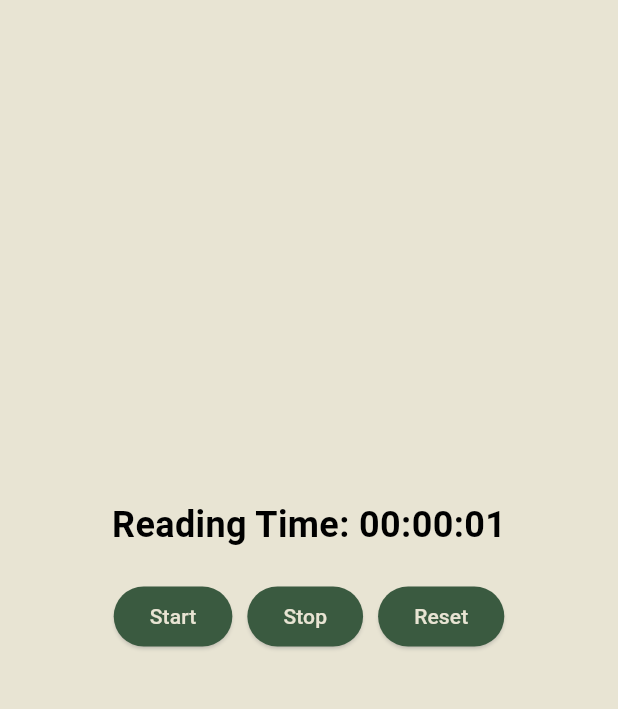
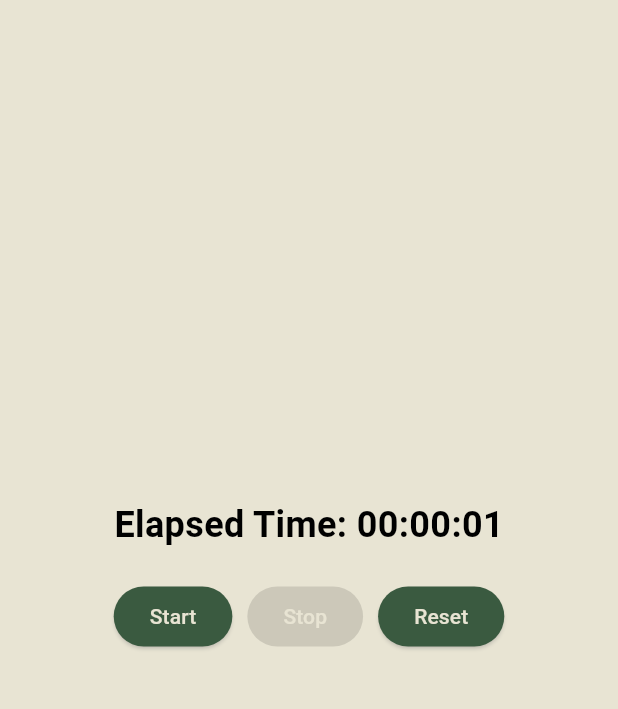
Before and after one commit to hchung2610/BookWorm, a Flutter app: the SettingsPage screen opened by its route, after a tap on "Start", after a tap on "Stop", on a phone screen of 412 x 824 dp, the part 84-793 px from its top. Run offline on Flutter 3.47's test engine with Material 3 defaults, Android fonts, the phone set to English and light mode, and no system bars; our stand-ins replace google_fonts, image_picker, shared_preferences; missing offline and left inert: flutter_facebook_auth; accounts and stored records are empty; network calls fail.

Commit message:
Fixing time elapsed when switching to different tab

```diff
--- a/lib/pages/settings_page.dart
+++ b/lib/pages/settings_page.dart
@@ -1,6 +1,7 @@
 import 'package:flutter/material.dart';
-import 'dart:async'; // Import async library for Timer
-import 'drawer.dart'; // Assuming this is correctly implemented
+import 'dart:async';
+import 'drawer.dart';
+import 'package:shared_preferences/shared_preferences.dart';
 
 class SettingsPage extends StatefulWidget {
   const SettingsPage({super.key});
@@ -12,40 +13,72 @@ class SettingsPage extends StatefulWidget {
 class _SettingsPageState extends State<SettingsPage> {
   Timer? _timer;
   Duration _duration = Duration();
+  bool _isRunning = false;
+
+  @override
+  void initState() {
+    super.initState();
+    _loadTimerState();
+  }
+
+  Future<void> _loadTimerState() async {
+    final prefs = await SharedPreferences.getInstance();
+    final startTimeMillis = prefs.getInt('startTimeMillis');
+    final isRunning = prefs.getBool('isRunning') ?? false;
+    final savedDuration = prefs.getInt('savedDuration') ?? 0;
+
+    setState(() {
+      _isRunning = isRunning;
+      if (startTimeMillis != null && isRunning) {
+        DateTime startTime = DateTime.fromMillisecondsSinceEpoch(startTimeMillis);
+        _duration = DateTime.now().difference(startTime);
+        _startTimer();
+      } else {
+        _duration = Duration(seconds: savedDuration);
+      }
+    });
+  }
+
+  void _updateTimer() {
+    if (_isRunning) {
+      setState(() {
+        _duration += Duration(seconds: 1);
+      });
+    }
+  }
 
   void _startTimer() {
-    // Prevent multiple timers running simultaneously
-    if (_timer != null) {
-      _timer!.cancel();
-    }
-    // Start counting up
-    _timer = Timer.periodic(Duration(seconds: 1), (timer) {
-      setState(() {
-        _duration = _duration + Duration(seconds: 1);
-      });
+    final startTime = DateTime.now().subtract(_duration);
+    _saveTimerState(startTime, true, _duration.inSeconds);
+    _timer?.cancel();
+    _timer = Timer.periodic(Duration(seconds: 1), (Timer t) => _updateTimer());
+    setState(() {
+      _isRunning = true;
     });
   }
 
   void _stopTimer() {
-    if (_timer != null) {
-      _timer!.cancel();
-      setState(() {
-        _timer = null;
-      });
-    }
+    _timer?.cancel();
+    _saveTimerState(DateTime.now().subtract(_duration), false, _duration.inSeconds);
+    setState(() {
+      _isRunning = false;
+    });
   }
 
   void _resetTimer() {
-    _stopTimer();
+    _timer?.cancel();
+    _saveTimerState(DateTime.now(), false, 0);
     setState(() {
       _duration = Duration();
+      _isRunning = false;
     });
   }
 
-  @override
-  void dispose() {
-    _timer?.cancel();
-    super.dispose();
+  Future<void> _saveTimerState(DateTime startTime, bool isRunning, int savedDuration) async {
+    final prefs = await SharedPreferences.getInstance();
+    await prefs.setInt('startTimeMillis', startTime.millisecondsSinceEpoch);
+    await prefs.setBool('isRunning', isRunning);
+    await prefs.setInt('savedDuration', savedDuration);
   }
 
   @override
@@ -62,7 +95,7 @@ class _SettingsPageState extends State<SettingsPage> {
           mainAxisAlignment: MainAxisAlignment.center,
           children: <Widget>[
             Text(
-              'Reading Time: ${_duration.inHours.toString().padLeft(2, '0')}:${(_duration.inMinutes % 60).toString().padLeft(2, '0')}:${(_duration.inSeconds % 60).toString().padLeft(2, '0')}',
+              'Elapsed Time: ${_duration.inHours.toString().padLeft(2, '0')}:${(_duration.inMinutes % 60).toString().padLeft(2, '0')}:${(_duration.inSeconds % 60).toString().padLeft(2, '0')}',
               style: TextStyle(
                 fontSize: 24,
                 fontWeight: FontWeight.bold,
@@ -73,7 +106,7 @@ class _SettingsPageState extends State<SettingsPage> {
               mainAxisAlignment: MainAxisAlignment.center,
               children: [
                 ElevatedButton(
-                  onPressed: _startTimer,
+                  onPressed: _isRunning ? null : _startTimer,
                   child: Text(
                     'Start',
                     style: TextStyle(
@@ -86,7 +119,7 @@ class _SettingsPageState extends State<SettingsPage> {
                 ),
                 const SizedBox(width: 10),
                 ElevatedButton(
-                    onPressed: _stopTimer,
+                    onPressed: _isRunning ? _stopTimer : null,
                     child: Text(
                       'Stop',
                       style: TextStyle(
```
Also changed, not shown: 5 other files.
